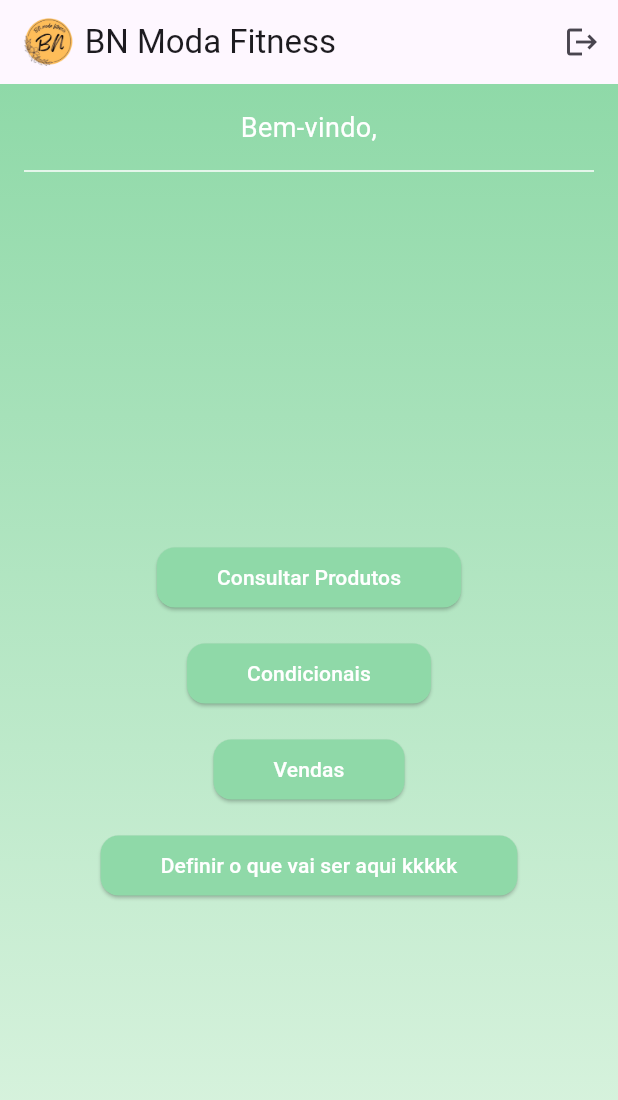
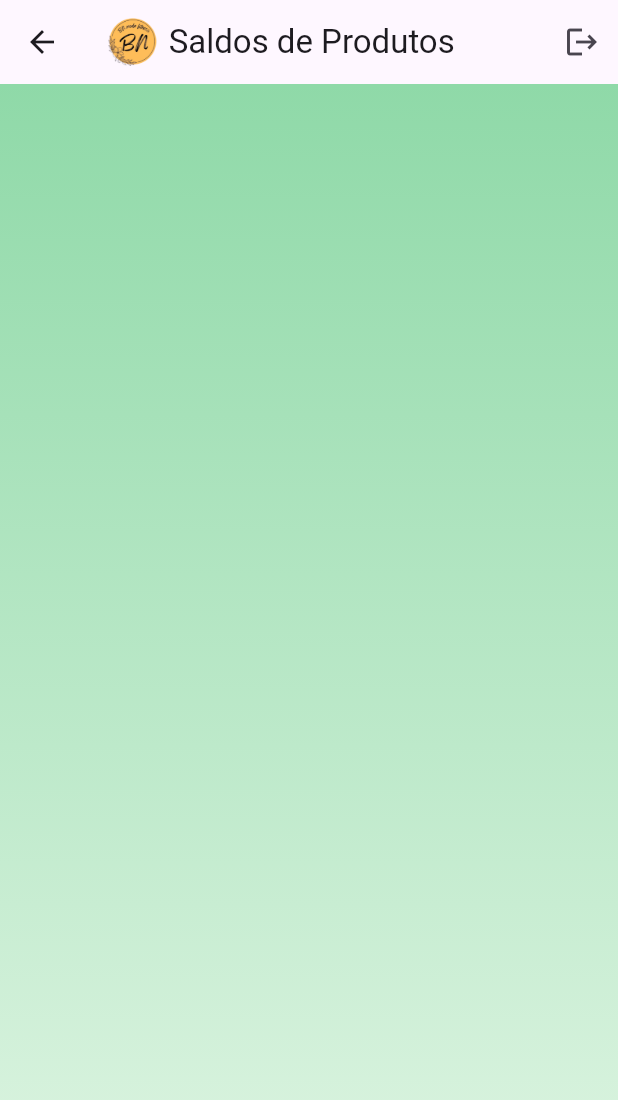
Before and after one commit to DanielCorbellini/consig-now-app, a Flutter app: the HomeScreen screen opened directly, after a tap on "Consultar Produtos", on a phone screen of 412 x 824 dp. Shown: the top 1100 px of the screen. Run offline on Flutter 3.47's test engine with Material 3 defaults, Android fonts, the phone set to English and light mode, and no system bars; our stand-ins replace flutter_dotenv, flutter_secure_storage, local_auth; accounts and stored records are empty; network calls fail.

Commit message:
Criado Telas do CRUD
feito todas telas de formato base

```diff
--- a/lib/screens/home_screen.dart
+++ b/lib/screens/home_screen.dart
@@ -1,4 +1,7 @@
 import 'package:consig_now_app/screens/login_screen.dart';
+import 'package:consig_now_app/screens/product_screen.dart';
+import 'package:consig_now_app/screens/conditional_screen.dart';
+import 'package:consig_now_app/screens/sale_screen.dart';
 import 'package:flutter/material.dart';
 import 'package:provider/provider.dart';
 import '../providers/auth_provider.dart';
@@ -68,7 +71,12 @@ class HomeScreen extends StatelessWidget {
                 children: [
                   ElevatedButton(
                     onPressed: () {
-                      // Ação do botão 1
+                      Navigator.push(
+                        context,
+                        MaterialPageRoute(
+                          builder: (context) => const ProductScreen(),
+                        ),
+                      );
                     },
                     onLongPress: () {
                       ScaffoldMessenger.of(context).showSnackBar(
@@ -130,7 +138,12 @@ class HomeScreen extends StatelessWidget {
                   const SizedBox(height: 16),
                   ElevatedButton(
                     onPressed: () {
-                      // Ação do botão 3
+                      Navigator.push(
+                        context,
+                        MaterialPageRoute(
+                          builder: (context) => const ConditionalScreen(),
+                        ),
+                      );
                     },
                     onLongPress: () {
                       ScaffoldMessenger.of(context).showSnackBar(
@@ -161,6 +174,12 @@ class HomeScreen extends StatelessWidget {
                   const SizedBox(height: 16),
                   ElevatedButton(
                     onPressed: () {
+                      Navigator.push(
+                        context,
+                        MaterialPageRoute(
+                          builder: (context) => const SaleScreen(),
+                        ),
+                      );
                       // Ação do botão 4
                     },
                     onLongPress: () {
--- /dev/null
+++ b/lib/screens/product_screen.dart
@@ -0,0 +1,51 @@
+import 'package:flutter/material.dart';
+import 'package:provider/provider.dart';
+import '../providers/auth_provider.dart';
+import '../colors/minhas_cores.dart';
+import 'package:consig_now_app/screens/login_screen.dart';
+
+class ProductScreen extends StatelessWidget {
+  const ProductScreen({super.key});
+
+  @override
+  Widget build(BuildContext context) {
+    final auth = Provider.of<AuthProvider>(context);
+    return Scaffold(
+      appBar: AppBar(
+        title: Row(
+          children: [
+            Image.asset(
+              'assets/logo.png', // Caminho da imagem
+              height: 32, // Altura da imagem
+            ),
+            const SizedBox(width: 8), // Espaçamento entre a imagem e o texto
+            const Text('Saldos de Produtos'),
+          ],
+        ),
+        actions: [
+          IconButton(
+            icon: const Icon(Icons.logout),
+            onPressed: () async {
+              final auth = Provider.of<AuthProvider>(context, listen: false);
+              await auth.logout();
+              Navigator.pushAndRemoveUntil(
+                context,
+                MaterialPageRoute(builder: (_) => const LoginScreen()),
+                (route) => false,
+              );
+            },
+          ),
+        ],
+      ),
+      body: Container(
+        decoration: const BoxDecoration(
+          gradient: LinearGradient(
+            colors: [MinhasCores.verdeTopo, MinhasCores.verdeBaixo],
+            begin: Alignment.topCenter,
+            end: Alignment.bottomCenter,
+          ),
+        ),
+      ),
+    );
+  }
+}
```
Also changed, not shown: lib/screens/conditional_screen.dart (added, +51 -0 lines), lib/screens/login_screen.dart (+50 -50 lines), lib/screens/sale_screen.dart (added, +51 -0 lines).
